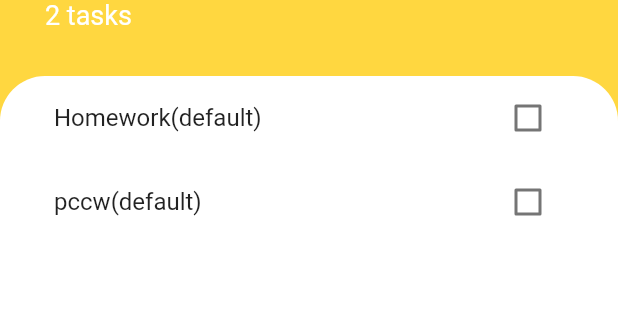
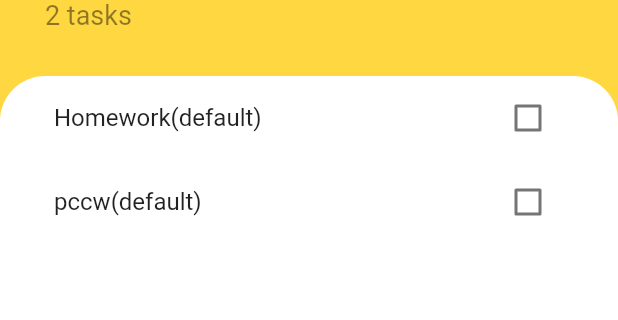
Before and after one commit to yukwok/Todowy, a Flutter app: the screen it shows after launch, on a phone screen of 412 x 824 dp, the part 314-634 px from its top. Run offline on Flutter 3.47's test engine with Material 2 defaults, Android fonts, the phone set to English and light mode, and no system bars.

Commit message:
font color changed to black45: number of tasks

```diff
--- a/lib/screens/tasks_screen.dart
+++ b/lib/screens/tasks_screen.dart
@@ -63,7 +63,7 @@
                   '${Provider.of<TaskData>(context).tasksCount} tasks',
                   style: TextStyle(
                     fontSize: 18.0,
-                    color: Colors.white,
+                    color: Colors.black45,
                   ),
                 ),
               ],
```
Also changed, not shown: 1 other file.
